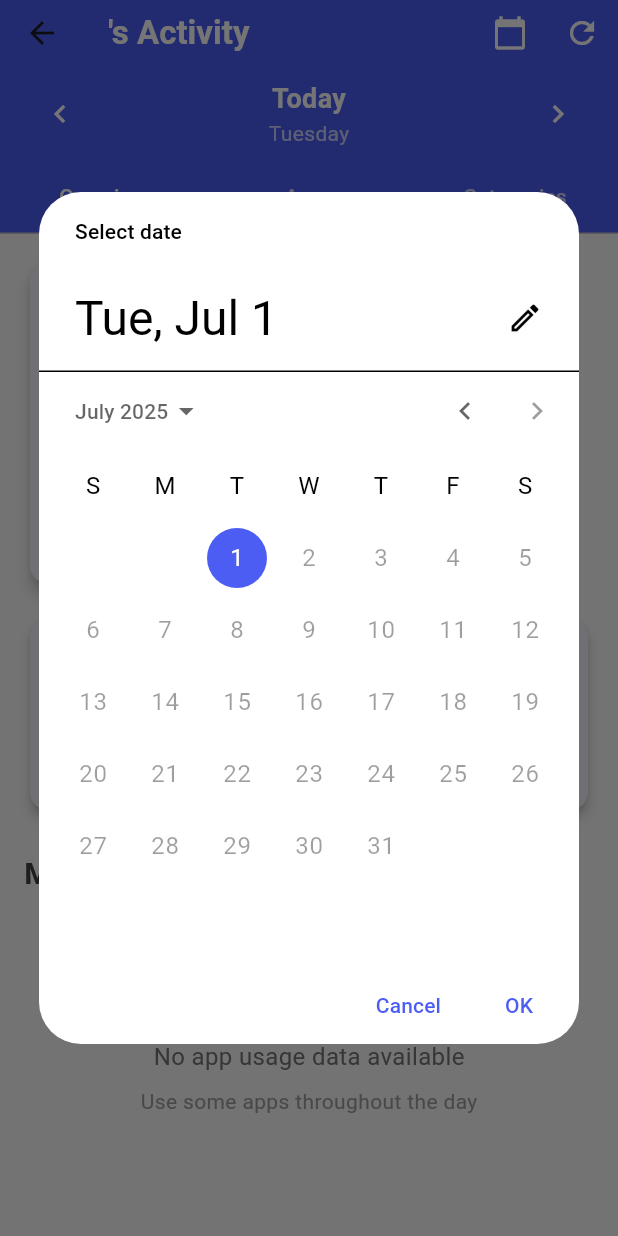
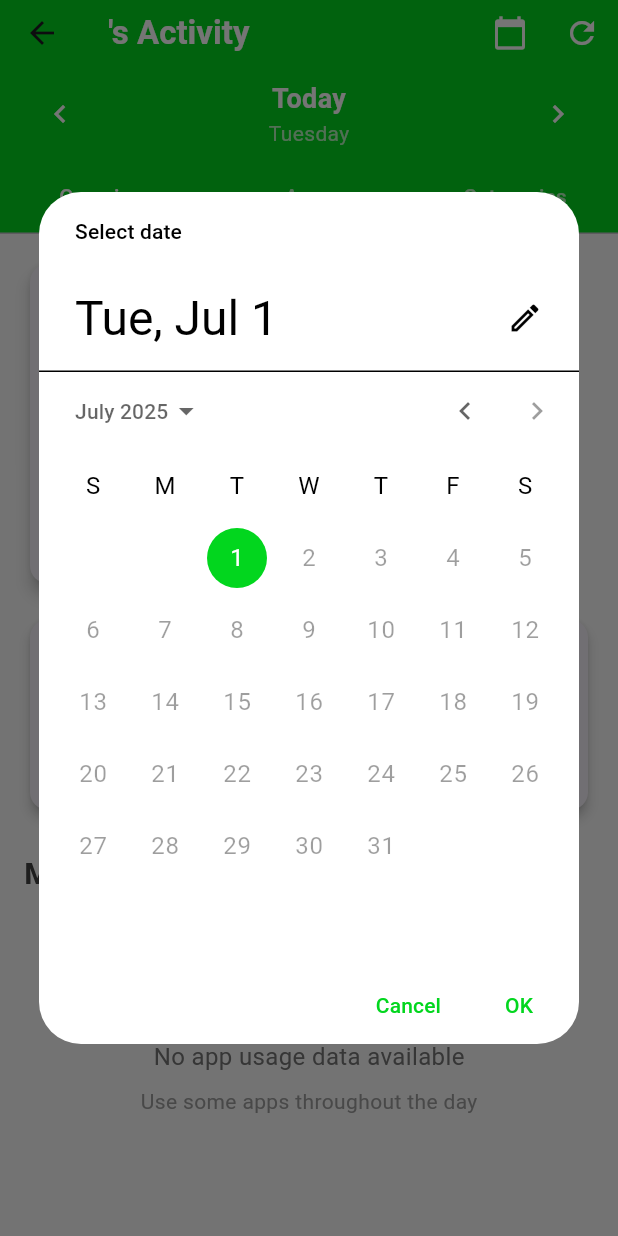
Before and after one commit to owais815/AI-Gurardian-Flutter-App, a Flutter app: the ChildActivityScreen screen opened directly with empty values, after a tap on the "calendar today" icon, on a phone screen of 412 x 824 dp. Run offline on Flutter 3.47's test engine with Material 3 defaults, Android fonts, the phone set to English and light mode, and no system bars; our stand-ins replace cloud_firestore, firebase_auth, firebase_core, fl_chart, qr_flutter; accounts and stored records are empty.

Commit message:
Refactor ChildActivityScreen to improve app stats loading and update UI colors

```diff
--- a/lib/pages/child_activity_screen.dart
+++ b/lib/pages/child_activity_screen.dart
@@ -61,6 +61,7 @@ class _ChildActivityScreenState extends State<ChildActivityScreen>
 
   // Daily navigation
   DateTime _selectedDate = DateTime.now();
+  final PageController _pageController = PageController(initialPage: 1000);
 
   // Daily stats cache
   final Map<String, Map<String, dynamic>?> _dailyStatsCache = {};
@@ -83,6 +84,7 @@ class _ChildActivityScreenState extends State<ChildActivityScreen>
   @override
   void dispose() {
     _tabController.dispose();
+    _pageController.dispose();
     super.dispose();
   }
 
@@ -234,8 +236,12 @@ class _ChildActivityScreenState extends State<ChildActivityScreen>
 
       List<AppUsageStats> appStats = [];
 
-      // Try both today and historical data approaches
-      appStats = await _loadAppStatsFromFirebase(dateString);
+      // If it's today, try to get real-time data first
+      if (_isToday(date)) {
+        appStats = await _loadTodayAppStats(dateString);
+      } else {
+        appStats = await _loadHistoricalAppStats(dateString);
+      }
 
       // Calculate category usage
       final categoryUsage = _calculateCategoryUsage(appStats);
@@ -255,62 +261,26 @@ class _ChildActivityScreenState extends State<ChildActivityScreen>
     }
   }
 
+  Future<List<AppUsageStats>> _loadTodayAppStats(String dateString) async {
+    try {
+      // For today, fallback to Firebase directly since we don't have UsageTrackingService
+      return await _loadAppStatsFromFirebase(dateString);
+    } catch (e) {
+      print('Error loading today app stats: $e');
+      return await _loadAppStatsFromFirebase(dateString);
+    }
+  }
+
+  Future<List<AppUsageStats>> _loadHistoricalAppStats(String dateString) async {
+    return await _loadAppStatsFromFirebase(dateString);
+  }
+
   Future<List<AppUsageStats>> _loadAppStatsFromFirebase(
     String dateString,
   ) async {
     try {
       print('Loading app usage from Firebase for date: $dateString');
 
-      // Try to get data from the original approach first (from the first screen)
-      DateTime startDate;
-      DateTime endDate = DateTime.now();
-
-      // Use the same date logic as the original screen
-      startDate = DateTime.parse(dateString);
-      endDate = startDate.add(Duration(days: 1));
-
-      // Query usage stats from Firestore (original approach)
-      final querySnapshot =
-          await FirebaseFirestore.instance
-              .collection('usage_stats')
-              .where('childId', isEqualTo: widget.childId)
-              .where(
-                'date',
-                isGreaterThanOrEqualTo: startDate.toIso8601String(),
-              )
-              .where('date', isLessThanOrEqualTo: endDate.toIso8601String())
-              .orderBy('date', descending: true)
-              .get();
-
-      List<AppUsageStats> stats = [];
-
-      for (var doc in querySnapshot.docs) {
-        try {
-          final data = doc.data();
-          data['childId'] = widget.childId;
-
-          // Handle date field
-          if (!data.containsKey('date') || data['date'] == null) {
-            data['date'] = dateString;
-          }
-
-          final appStat = AppUsageStats.fromJson(data);
-          if (appStat.totalTimeInForeground > 0) {
-            stats.add(appStat);
-          }
-        } catch (e) {
-          print('Error parsing app stat from Firebase: $e');
-        }
-      }
-
-      if (stats.isNotEmpty) {
-        stats.sort(
-          (a, b) => b.totalTimeInForeground.compareTo(a.totalTimeInForeground),
-        );
-        return stats;
-      }
-
-      // Fallback to the new collection structure
       final futures = [
         // Try main collection
         FirebaseFirestore.instance
@@ -500,7 +470,9 @@ class _ChildActivityScreenState extends State<ChildActivityScreen>
       builder: (context, child) {
         return Theme(
           data: Theme.of(context).copyWith(
-            colorScheme: ColorScheme.light(primary: const Color(0xFF4C5DF4)),
+            colorScheme: ColorScheme.light(
+              primary: const Color.fromARGB(255, 2, 214, 30),
+            ),
           ),
           child: child!,
         );
@@ -521,7 +493,7 @@ class _ChildActivityScreenState extends State<ChildActivityScreen>
           '${widget.childName}\'s Activity',
           style: TextStyle(color: Colors.white, fontWeight: FontWeight.bold),
         ),
-        backgroundColor: const Color(0xFF4C5DF4),
+        backgroundColor: const Color.fromARGB(255, 2, 214, 30),
         elevation: 0,
         actions: [
           IconButton(
@@ -611,7 +583,7 @@ class _ChildActivityScreenState extends State<ChildActivityScreen>
               ? Center(
                 child: CircularProgressIndicator(
                   valueColor: AlwaysStoppedAnimation<Color>(
-                    const Color(0xFF4C5DF4),
+                    const Color.fromARGB(255, 2, 214, 30),
                   ),
                 ),
               )
@@ -630,7 +602,7 @@ class _ChildActivityScreenState extends State<ChildActivityScreen>
     final totalScreenTime =
         _currentDayStats?['totalScreenTimeMinutes'] ??
         _currentDayStats?['timeInMinutes'] ??
-        _calculateTotalScreenTimeFromApps();
+        0;
     final appCount =
         _currentDayStats?['appCount'] ?? _currentAppUsageList.length;
 
@@ -652,7 +624,7 @@ class _ChildActivityScreenState extends State<ChildActivityScreen>
                   Icon(
                     Icons.phone_android,
                     size: 48,
-                    color: const Color(0xFF4C5DF4),
+                    color: const Color.fromARGB(255, 2, 214, 30),
                   ),
                   SizedBox(height: 12),
                   Text(
@@ -665,15 +637,11 @@ class _ChildActivityScreenState extends State<ChildActivityScreen>
                   ),
                   SizedBox(height: 8),
                   Text(
-                    _formatDuration(
-                      totalScreenTime is int
-                          ? totalScreenTime
-                          : (totalScreenTime * 60000).round(),
-                    ),
+                    '${totalScreenTime}m',
                     style: TextStyle(
                       fontSize: 36,
                       fontWeight: FontWeight.bold,
-                      color: const Color(0xFF4C5DF4),
+                      color: const Color.fromARGB(255, 2, 214, 30),
                     ),
                   ),
                   SizedBox(height: 8),
@@ -703,7 +671,7 @@ class _ChildActivityScreenState extends State<ChildActivityScreen>
               Expanded(
                 child: _buildStatCard(
                   'Average',
-                  '${appCount > 0 ? _formatDuration((totalScreenTime is int ? totalScreenTime : (totalScreenTime * 60000).round()) ~/ appCount) : "0m"}',
+                  '${appCount > 0 ? (totalScreenTime / appCount).round() : 0}m',
                   Icons.timeline,
                   Colors.orange,
                 ),
@@ -1008,11 +976,4 @@ class _ChildActivityScreenState extends State<ChildActivityScreen>
         return Colors.orange;
     }
   }
-
-  int _calculateTotalScreenTimeFromApps() {
-    return _currentAppUsageList.fold(
-      0,
-      (total, app) => total + app.totalTimeInForeground,
-    );
-  }
 }
```
